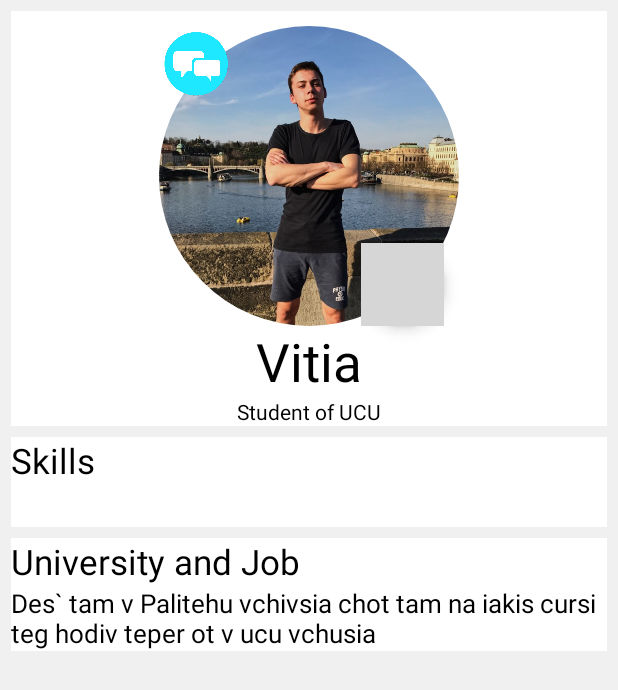
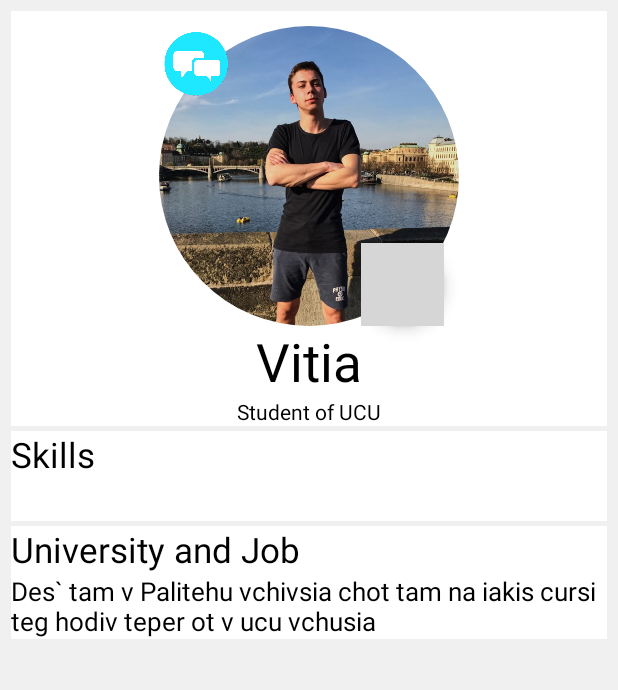
Before and after one commit to VictorYezhov/FindATutor, an Android app: the screen it shows after launch (FragmentDispatcher), after a tap on an icon or button, on a phone screen of 412 x 824 dp. Shown: the top 690 px of the screen. Run offline under Robolectric (Android 15) with nearby library versions, the phone set to English and light mode, and no system bars; our stand-ins replace ButterKnife, CircleImageView; libraries missing offline, so code that uses them is left out: io.paperdb; grey boxes are pictures that could not be loaded.

Commit message:
account design

```diff
--- a/app/src/main/java/fatproject/fragments/Account.java
+++ b/app/src/main/java/fatproject/fragments/Account.java
@@ -10,6 +10,7 @@ import android.view.View;
 import android.view.ViewGroup;
 import android.view.animation.Animation;
 import android.widget.ImageButton;
+import android.widget.Toast;
 
 import butterknife.BindAnim;
 import butterknife.BindView;
@@ -104,7 +105,32 @@ public class Account extends Fragment {
         chatButton.setOnClickListener(new View.OnClickListener() {
             @Override
             public void onClick(View v) {
-                System.err.println("chat_button pressed");
+                Toast.makeText(getActivity().getApplicationContext(), "Chat button works", Toast.LENGTH_LONG).show();
+
+            }
+        });
+
+        delete_photo.setOnClickListener(new View.OnClickListener() {
+            @Override
+            public void onClick(View v) {
+                Toast.makeText(getActivity().getApplicationContext(), "Delete photo button works", Toast.LENGTH_LONG).show();
+
+            }
+        });
+
+        change_photo.setOnClickListener(new View.OnClickListener() {
+            @Override
+            public void onClick(View v) {
+                Toast.makeText(getActivity().getApplicationContext(), "Change photo button works", Toast.LENGTH_LONG).show();
+
+            }
+        });
+
+        open_photo.setOnClickListener(new View.OnClickListener() {
+            @Override
+            public void onClick(View v) {
+                Toast.makeText(getActivity().getApplicationContext(), "Open photo button works", Toast.LENGTH_LONG).show();
+
             }
         });
 
@@ -115,6 +141,8 @@ public class Account extends Fragment {
             @Override
             public void onClick(View v) {
                 plusButtonAnimation(isOpen);
+                Toast.makeText(getActivity().getApplicationContext(), "Plus button works", Toast.LENGTH_LONG).show();
+
             }
         });
 
--- a/app/src/main/res/layout/fragment_account.xml
+++ b/app/src/main/res/layout/fragment_account.xml
@@ -125,7 +125,7 @@
         <RelativeLayout
             android:layout_width="match_parent"
             android:layout_height="60dp"
-            android:layout_marginTop="7dp"
+            android:layout_marginTop="3dp"
             android:background="@color/white">
 
             <LinearLayout
@@ -147,7 +147,7 @@
         <RelativeLayout
             android:layout_width="match_parent"
             android:layout_height="wrap_content"
-            android:layout_marginTop="7dp"
+            android:layout_marginTop="3dp"
             android:background="@color/white">
 
             <LinearLayout
```
